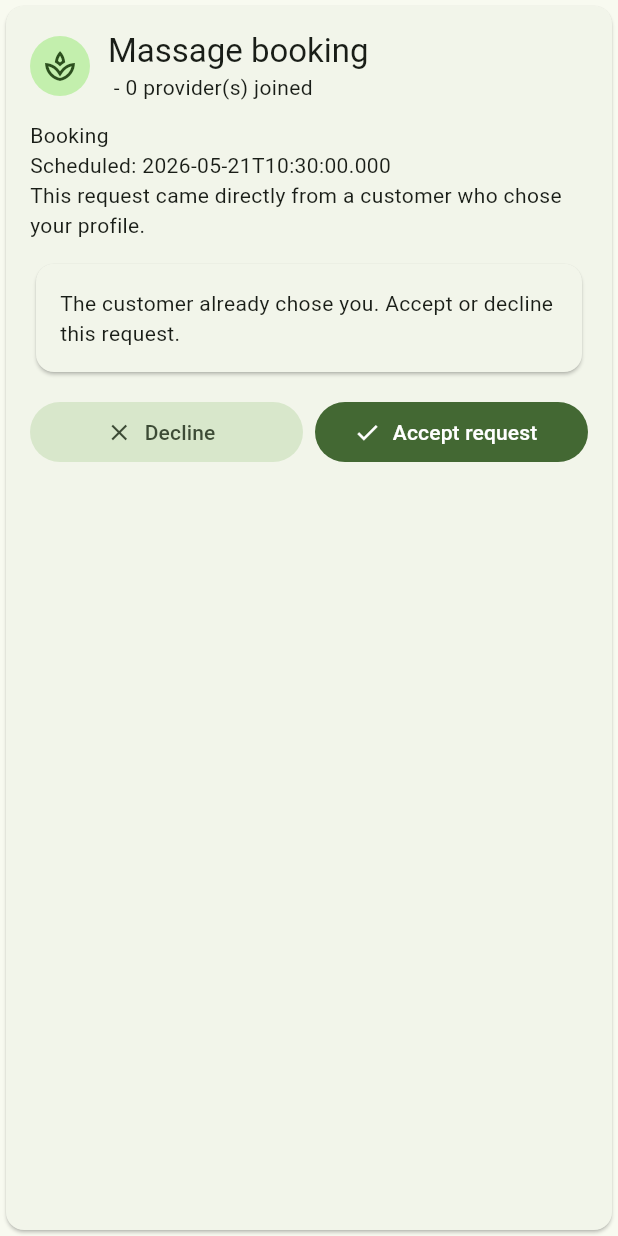
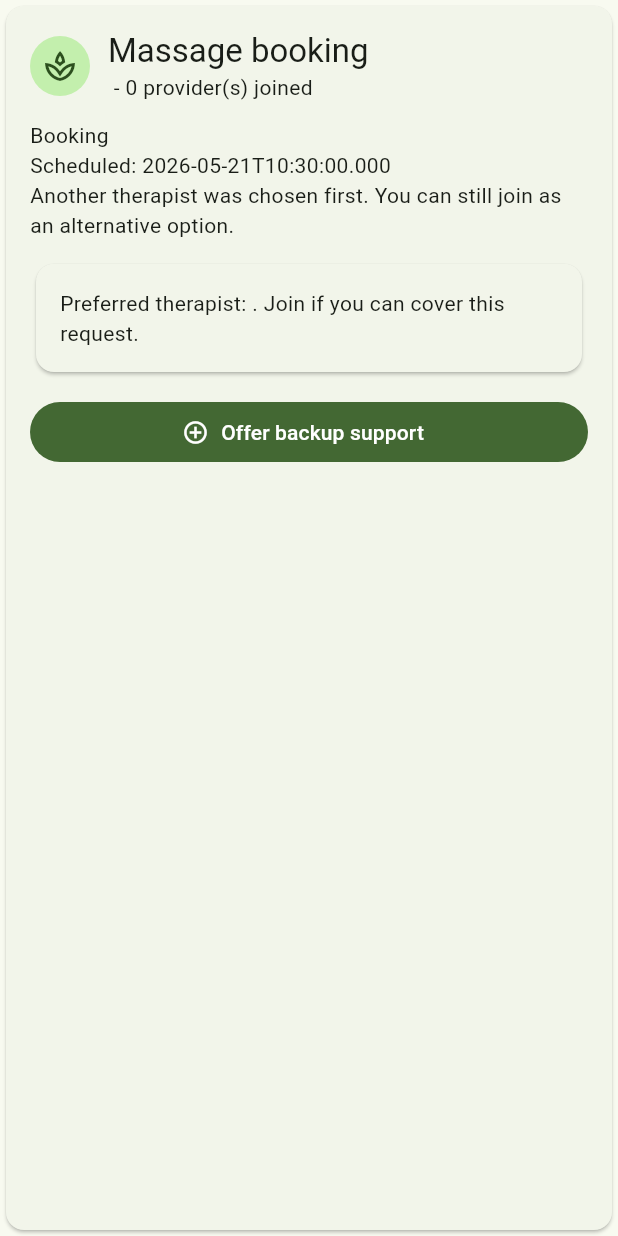
Before and after one commit to cooluki7709-crypto/massage, a Flutter app: the OpenBookingCard widget shown alone on an empty page, opened directly with empty values, on a phone screen of 412 x 824 dp. Run offline on Flutter 3.47's test engine with Material 3 defaults, Android fonts, the phone set to English and light mode, and no system bars; our stand-ins replace firebase_core, firebase_messaging, flutter_riverpod, socket_io_client; accounts and stored records are empty; network calls fail.

Commit message:
feat(flow): add fallback therapist waiting flow

```diff
--- a/apps/provider_app/lib/main.dart
+++ b/apps/provider_app/lib/main.dart
@@ -318,6 +318,9 @@ class _RequestsScreenState extends ConsumerState<RequestsScreen> {
               for (final booking in openBookings)
                 OpenBookingCard(
                   booking: booking as Map<String, dynamic>,
+                  isPreferredRequest:
+                      ((booking as Map<String, dynamic>)['selectedProvider'] as Map<String, dynamic>?)?['userId'] ==
+                      auth.userId,
                   joined: joinedBookingIds.contains(booking['id']),
                   loading: loading,
                   onJoin: () => joinBooking(booking),
@@ -419,6 +422,7 @@ class OpenBookingCard extends StatelessWidget {
   const OpenBookingCard({
     super.key,
     required this.booking,
+    required this.isPreferredRequest,
     required this.joined,
     required this.loading,
     required this.onJoin,
@@ -428,6 +432,7 @@ class OpenBookingCard extends StatelessWidget {
   });
 
   final Map<String, dynamic> booking;
+  final bool isPreferredRequest;
   final bool joined;
   final bool loading;
   final VoidCallback onJoin;
@@ -442,9 +447,10 @@ class OpenBookingCard extends StatelessWidget {
     final service = firstService['service'] as Map<String, dynamic>?;
     final participants = booking['participants'] is List<dynamic> ? booking['participants'] as List<dynamic> : [];
     final selectedProvider = booking['selectedProvider'] as Map<String, dynamic>?;
-    final isDirectRequest = selectedProvider != null;
+    final hasPreferredProvider = selectedProvider != null;
     final hasChat = booking['chatRoom'] != null;
     final isMatched = booking['status'] == 'MATCHED';
+    final preferredProviderName = selectedProvider?['displayName'] as String?;
 
     return Card(
       child: Padding(
@@ -470,11 +476,15 @@ class OpenBookingCard extends StatelessWidget {
             const SizedBox(height: 12),
             Text('Booking ${booking['id']}'),
             Text('Scheduled: ${booking['scheduledStartAt'] ?? 'soon'}'),
-            Text(isDirectRequest
-                ? 'This request came directly from a customer who chose your profile.'
-                : 'Payment opens as authorization, customer selects final provider.'),
+            Text(
+              isPreferredRequest
+                  ? 'The customer picked your profile first and is waiting for your response.'
+                  : hasPreferredProvider
+                      ? 'Another therapist was chosen first. You can still join as an alternative option.'
+                      : 'This request is open to nearby therapists. The customer will pick the final provider.',
+            ),
             const SizedBox(height: 12),
-            if (isDirectRequest)
+            if (isPreferredRequest)
               InfoCard(
                 text: isMatched
                     ? (hasChat
@@ -482,10 +492,12 @@ class OpenBookingCard extends StatelessWidget {
                         : 'You accepted this request. Start service to unlock chat.')
                     : 'The customer already chose you. Accept or decline this request.',
               )
+            else if (hasPreferredProvider)
+              InfoCard(text: 'Preferred therapist: ${preferredProviderName ?? 'Another provider'}. Join if you can cover this request.')
             else
-              const InfoCard(text: 'Customer opens a public request and providers may join.'),
+              const InfoCard(text: 'Customer is waiting and nearby therapists may volunteer for this request.'),
             const SizedBox(height: 12),
-            if (isDirectRequest && !isMatched)
+            if (isPreferredRequest && !isMatched)
               Row(
                 children: [
                   Expanded(
@@ -505,41 +517,27 @@ class OpenBookingCard extends StatelessWidget {
                   ),
                 ],
               )
-            else if (isDirectRequest && isMatched && !hasChat)
+            else if (isPreferredRequest && isMatched && !hasChat)
               FilledButton.icon(
                 onPressed: loading ? null : onStart,
                 icon: const Icon(Icons.play_arrow_outlined),
                 label: const Text('Start service chat'),
               )
-            else if (isDirectRequest && hasChat)
+            else if (isPreferredRequest && hasChat)
               const InfoCard(text: 'Chat is ready. Continue from the Chat tab.')
             else if (!joined)
               FilledButton.icon(
                 onPressed: loading ? null : onJoin,
                 icon: const Icon(Icons.add_circle_outline),
-                label: const Text('Join open matching'),
+                label: Text(hasPreferredProvider ? 'Offer backup support' : 'Join open matching'),
               )
             else ...[
-              const InfoCard(text: 'Joined. The customer can now select you as final provider.'),
+              const InfoCard(text: 'You are visible to the customer now. Wait for the final selection.'),
               const SizedBox(height: 8),
-              Row(
-                children: [
-                  Expanded(
-                    child: FilledButton.tonalIcon(
-                      onPressed: loading ? null : onReject,
-                      icon: const Icon(Icons.close),
-                      label: const Text('Reject'),
-                    ),
-                  ),
-                  const SizedBox(width: 8),
-                  Expanded(
-                    child: FilledButton.icon(
-                      onPressed: loading ? null : onAccept,
-                      icon: const Icon(Icons.check),
-                      label: const Text('Accept'),
-                    ),
-                  ),
-                ],
+              FilledButton.tonalIcon(
+                onPressed: loading ? null : onReject,
+                icon: const Icon(Icons.close),
+                label: const Text('Withdraw from shortlist'),
               ),
             ],
           ],
```
Also changed, not shown: apps/customer_app/lib/main.dart (+26 -9 lines), apps/provider_app/lib/src/app_state.dart (+14 -3 lines), 1 other file.
